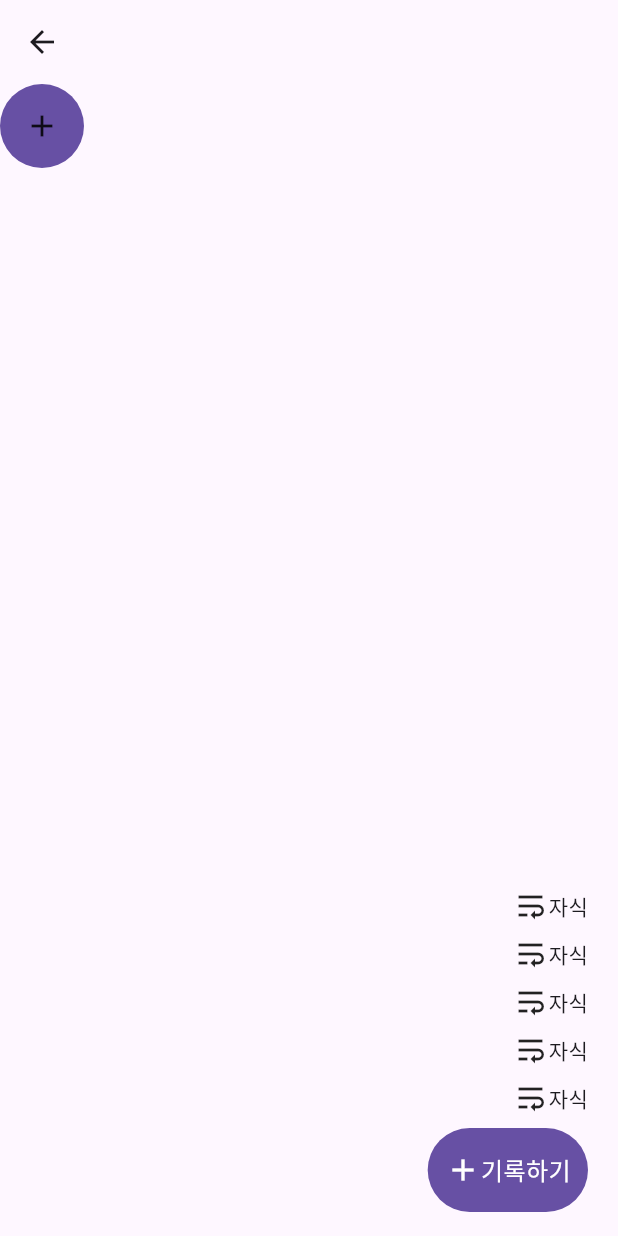
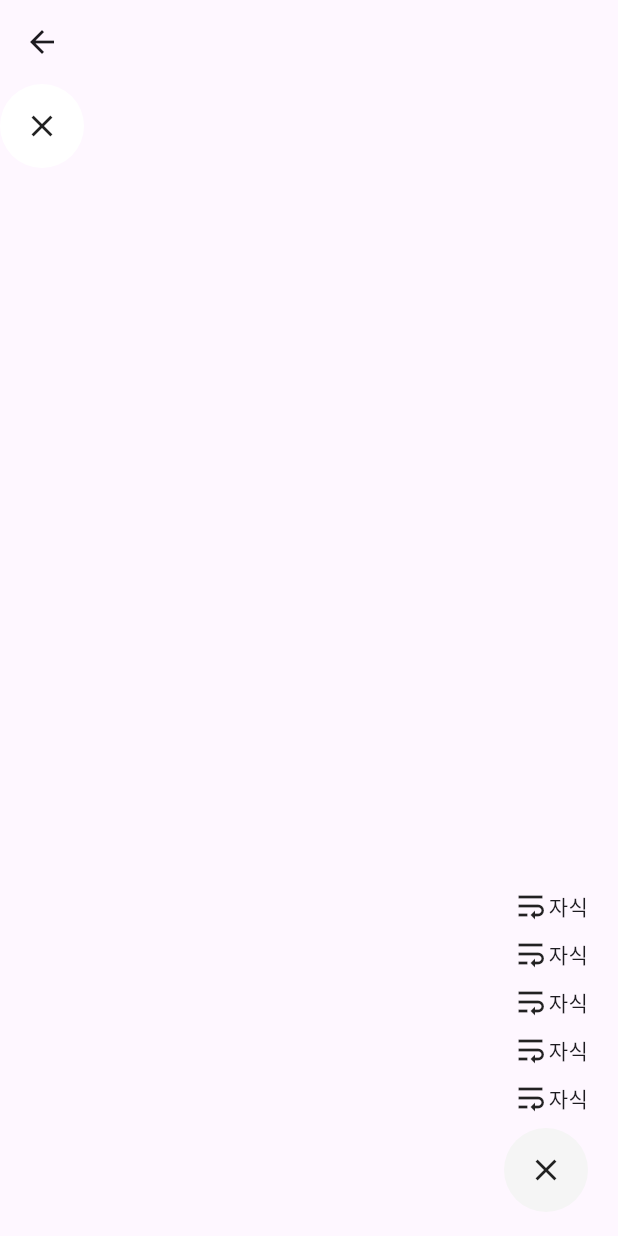
Before and after one commit to Leonamin/shrew_kit, a Flutter app: the ExpandableFabView screen opened by its route, after a tap on "기록하기", on a phone screen of 412 x 824 dp. Run offline on Flutter 3.47's test engine with Material 2 defaults, Android fonts, the phone set to English and light mode, and no system bars; our stand-ins replace calendar_view, flutter_svg, go_router, logger, table_calendar; missing offline and left inert: calendar_day_view, flutter_week_view.

Commit message:
# EDIT - AnimatedToggleButton 개편

```diff
--- a/lib/view/anime/component/animated_button.dart
+++ b/lib/view/anime/component/animated_button.dart
@@ -22,6 +22,7 @@ class AnimatedToggleButton extends StatefulWidget {
     this.closePadding = const EdgeInsets.all(0),
     this.openMargin = const EdgeInsets.all(0),
     this.closeMargin = const EdgeInsets.all(0),
+    this.onTap,
   });
 
   final bool on;
@@ -44,6 +45,8 @@ class AnimatedToggleButton extends StatefulWidget {
   final EdgeInsets closePadding;
   final EdgeInsets openMargin;
   final EdgeInsets closeMargin;
+
+  final Function()? onTap;
 
   @override
   State<AnimatedToggleButton> createState() => _AnimatedToggleButtonState();
@@ -69,13 +72,15 @@ class _AnimatedToggleButtonState extends State<AnimatedToggleButton> {
   late Size openSize;
   late Size closeSize;
 
-  Color get color => widget.on ? openColor : closeColor;
-  double get borderRadius => widget.on ? openSize.width : closeSize.width;
-  double get width => widget.on ? openSize.width : closeSize.width;
-  double get height => widget.on ? openSize.height : closeSize.height;
+  bool get isOpend => !widget.on;
 
-  double get openOpacity => widget.on ? 1 : 0;
-  double get closeOpacity => widget.on ? 0 : 1;
+  Color get color => isOpend ? openColor : closeColor;
+  double get borderRadius => isOpend ? openSize.width : closeSize.width;
+  double get width => isOpend ? openSize.width : closeSize.width;
+  double get height => isOpend ? openSize.height : closeSize.height;
+
+  double get openOpacity => isOpend ? 1 : 0;
+  double get closeOpacity => isOpend ? 0 : 1;
 
   @override
   void initState() {
@@ -152,7 +157,9 @@ class _AnimatedToggleButtonState extends State<AnimatedToggleButton> {
 
   @override
   Widget build(BuildContext context) {
-    return AnimatedContainer(
+    return GestureDetector(
+      onTap: widget.onTap,
+      child: AnimatedContainer(
         decoration: BoxDecoration(
           color: color,
           borderRadius: BorderRadius.circular(borderRadius),
@@ -160,9 +167,9 @@ class _AnimatedToggleButtonState extends State<AnimatedToggleButton> {
         constraints: const BoxConstraints(minHeight: 56, minWidth: 56),
         width: width,
         height: height,
-      padding: widget.on ? widget.openPadding : widget.closePadding,
-      margin: widget.on ? widget.openMargin : widget.closeMargin,
-      alignment: widget.on ? Alignment.center : AlignmentDirectional.topCenter,
+        padding: isOpend ? widget.openPadding : widget.closePadding,
+        margin: isOpend ? widget.openMargin : widget.closeMargin,
+        alignment: isOpend ? Alignment.center : AlignmentDirectional.topCenter,
         duration: widget.duration,
         curve: widget.curve,
         child: Center(
@@ -189,6 +196,7 @@ class _AnimatedToggleButtonState extends State<AnimatedToggleButton> {
                 labelStyle: closeLabelStyle,
               ),
             ],
+          ),
         ),
       ),
     );
```
Lines whose indentation alone changed are shown as unchanged.
